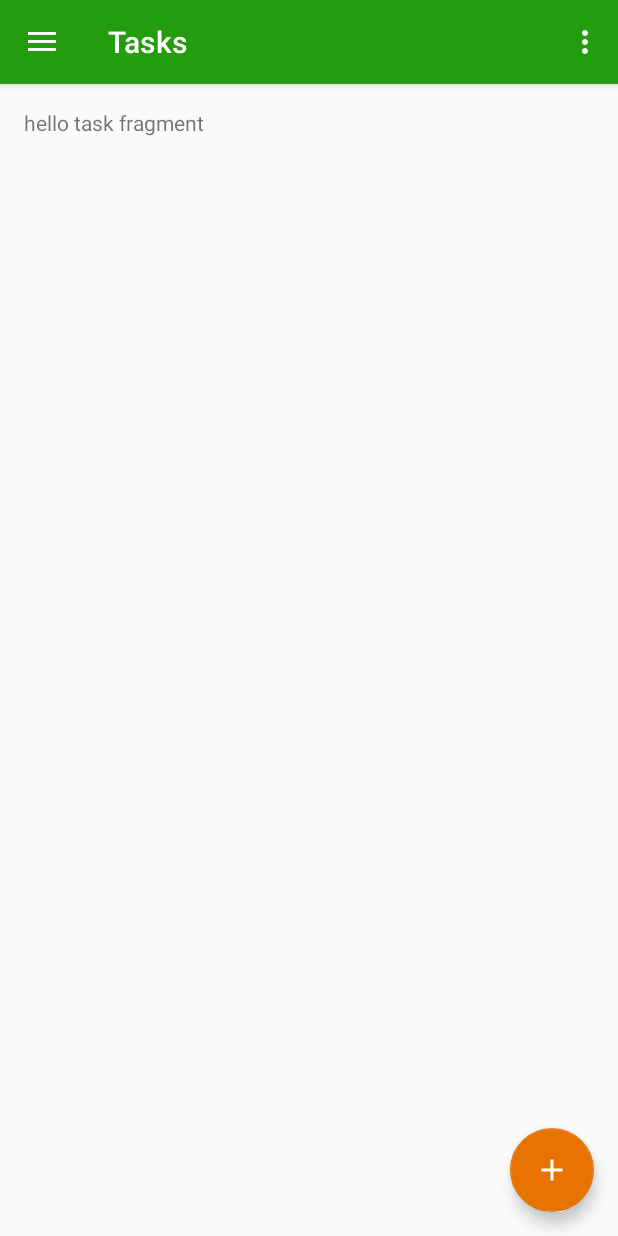
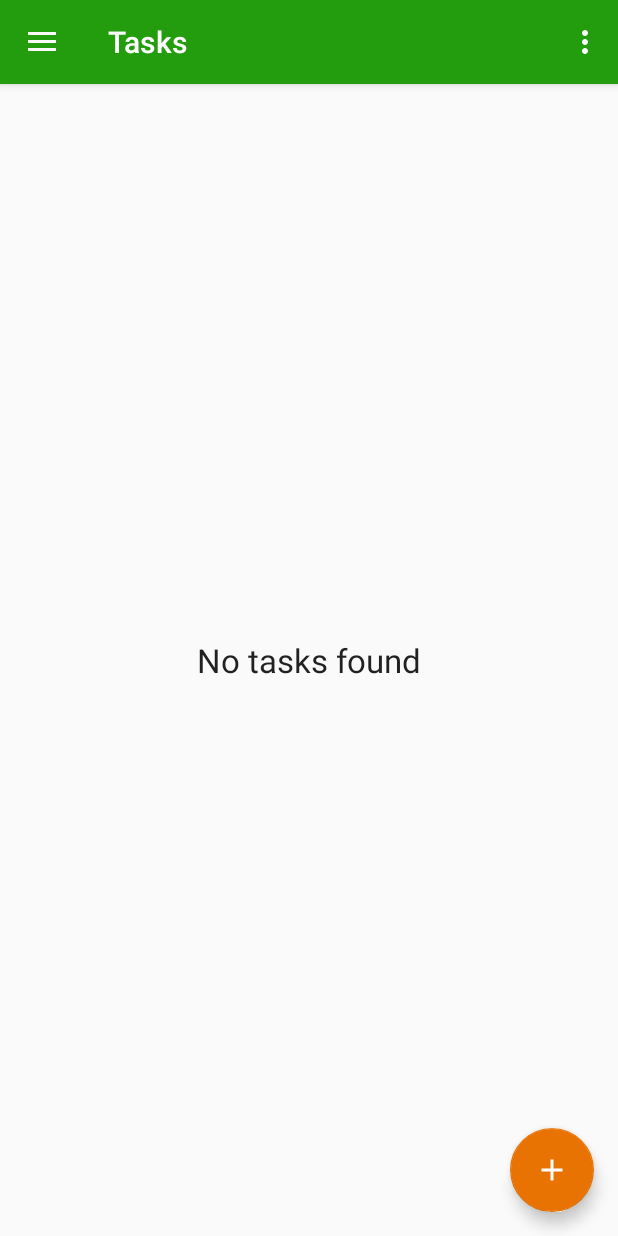
Before and after one commit to bnitelf/FertilizerForLatex, an Android app: the screen it shows after launch (MainActivity), on a phone screen of 412 x 824 dp. Run offline under Robolectric (Android 15) with nearby library versions, the phone set to English and light mode, and no system bars; 2 statements that could not run were skipped.

Commit message:
Add Tasks list implementation (not done yet)

```diff
--- a/app/build.gradle
+++ b/app/build.gradle
@@ -23,6 +23,7 @@ dependencies {
     compile fileTree(dir: 'libs', include: ['*.jar'])
     compile 'com.android.support:appcompat-v7:23.4.0'
     compile 'com.google.code.gson:gson:2.3'
+    compile 'joda-time:joda-time:2.9.6'
     compile 'com.android.support:design:23.4.0'
     testCompile 'junit:junit:4.12'
 }
--- a/app/src/main/java/com/example/puicbr/fertilizerforlatex/Fragment/TasksFragment.java
+++ b/app/src/main/java/com/example/puicbr/fertilizerforlatex/Fragment/TasksFragment.java
@@ -6,8 +6,15 @@ import android.app.Fragment;
 import android.view.LayoutInflater;
 import android.view.View;
 import android.view.ViewGroup;
+import android.widget.BaseAdapter;
+import android.widget.ListView;
+import android.widget.TextView;
 
 import com.example.puicbr.fertilizerforlatex.R;
+import com.example.puicbr.fertilizerforlatex.helper.DbHelper;
+import com.example.puicbr.fertilizerforlatex.model.Task;
+
+import java.util.List;
 
 /**
  * A simple {@link Fragment} subclass.
@@ -24,6 +31,11 @@ public class TasksFragment extends Fragment {
     private String mParam1;
     private String mParam2;
 
+    private ListView lvTasks = null;
+    private TextView tvNoTasksFound = null;
+    private List<Task> taskList = null;
+
+    private DbHelper dbHelper = null;
 
     /**
      * Use this factory method to create a new instance of
@@ -54,6 +66,13 @@ public class TasksFragment extends Fragment {
             mParam1 = getArguments().getString(ARG_PARAM1);
             mParam2 = getArguments().getString(ARG_PARAM2);
         }
+
+        tvNoTasksFound = (TextView) getView().findViewById(R.id.tv_no_tasks_found);
+        lvTasks = (ListView) getView().findViewById(R.id.lv_tasks);
+
+        dbHelper = new DbHelper(getActivity());
+
+
     }
 
     @Override
@@ -63,5 +82,8 @@ public class TasksFragment extends Fragment {
         return inflater.inflate(R.layout.fragment_tasks, container, false);
     }
 
+    private void loadData(){
+        taskList = dbHelper.selectAllTasks();
+    }
 
 }
--- a/app/src/main/res/layout/fragment_tasks.xml
+++ b/app/src/main/res/layout/fragment_tasks.xml
@@ -1,11 +1,23 @@
-<FrameLayout xmlns:android="http://schemas.android.com/apk/res/android"
+<RelativeLayout xmlns:android="http://schemas.android.com/apk/res/android"
     xmlns:tools="http://schemas.android.com/tools"
     android:layout_width="match_parent"
     android:layout_height="match_parent"
     tools:context="com.example.puicbr.fertilizerforlatex.Fragment.TasksFragment">
 
-    <!-- TODO: Update blank fragment layout -->
-    <TextView android:layout_width="match_parent" android:layout_height="match_parent"
-        android:text="hello task fragment" />
+    <TextView
+        android:layout_width="wrap_content"
+        android:layout_height="wrap_content"
+        android:textAppearance="?android:attr/textAppearanceLarge"
+        android:text="No tasks found"
+        android:layout_centerInParent="true"
+        android:id="@+id/tv_no_tasks_found" />
 
-</FrameLayout>
+    <ListView
+        android:layout_width="match_parent"
+        android:layout_height="match_parent"
+        android:id="@+id/lv_tasks">
+
+    </ListView>
+
+
+</RelativeLayout>
--- a/app/src/main/res/values/colors.xml
+++ b/app/src/main/res/values/colors.xml
@@ -6,4 +6,9 @@
     <color name="colorAccent">#E87303</color>
     <color name="navDrawerbackground">@color/colorPrimaryDark</color>
     <color name="black_overlay">#66000000</color>
+
+    <color name="taskStatusActive">#0ba4e7</color>
+    <color name="taskStatusAchieve">#0db10a</color>
+    <color name="taskStatusCancel">#ec2626</color>
+    <color name="taskStatusDelete">#868686</color>
 </resources>
```
Also changed, not shown: app/src/main/java/com/example/puicbr/fertilizerforlatex/helper/DateHelper.java (added, +39 -0 lines), app/src/main/java/com/example/puicbr/fertilizerforlatex/helper/FormulaHelper.java (added, +28 -0 lines), app/src/main/res/layout/list_item_task.xml (added, +114 -0 lines).
